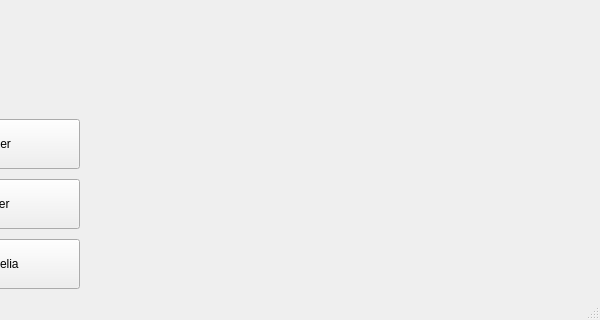
adoptedirelia/grey-picture-modify, file ui.ui: the form before one commit; both pictures show x 400 to 1000 and y 380 to 700 of the 1000 by 700 pixel window.
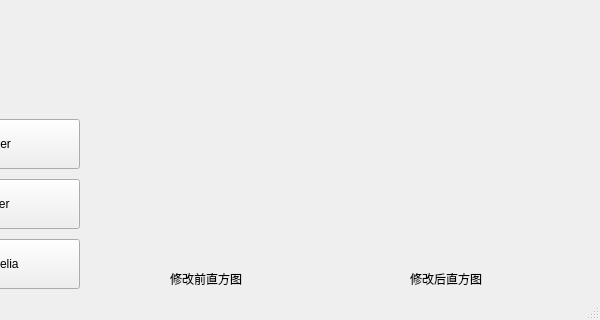
The form after the commit.

What changed in the file:
```diff
--- a/ui.ui
+++ b/ui.ui
@@ -128,9 +128,9 @@
     <property name="geometry">
      <rect>
       <x>510</x>
-      <y>500</y>
+      <y>470</y>
       <width>200</width>
-      <height>115</height>
+      <height>150</height>
      </rect>
     </property>
     <property name="text">
@@ -141,15 +141,41 @@
     <property name="geometry">
      <rect>
       <x>750</x>
-      <y>500</y>
+      <y>470</y>
       <width>200</width>
-      <height>115</height>
+      <height>150</height>
      </rect>
     </property>
     <property name="text">
      <string/>
     </property>
    </widget>
+   <widget class="QLabel" name="label">
+    <property name="geometry">
+     <rect>
+      <x>570</x>
+      <y>630</y>
+      <width>81</width>
+      <height>20</height>
+     </rect>
+    </property>
+    <property name="text">
+     <string>修改前直方图</string>
+    </property>
+   </widget>
+   <widget class="QLabel" name="label_2">
+    <property name="geometry">
+     <rect>
+      <x>810</x>
+      <y>630</y>
+      <width>81</width>
+      <height>20</height>
+     </rect>
+    </property>
+    <property name="text">
+     <string>修改后直方图</string>
+    </property>
+   </widget>
   </widget>
   <widget class="QStatusBar" name="statusbar"/>
   <widget class="QMenuBar" name="menubar">
```
